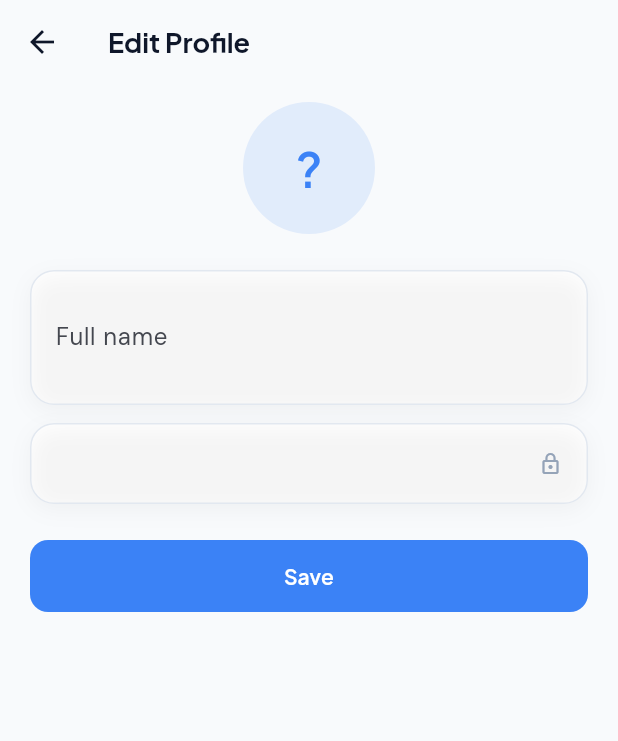
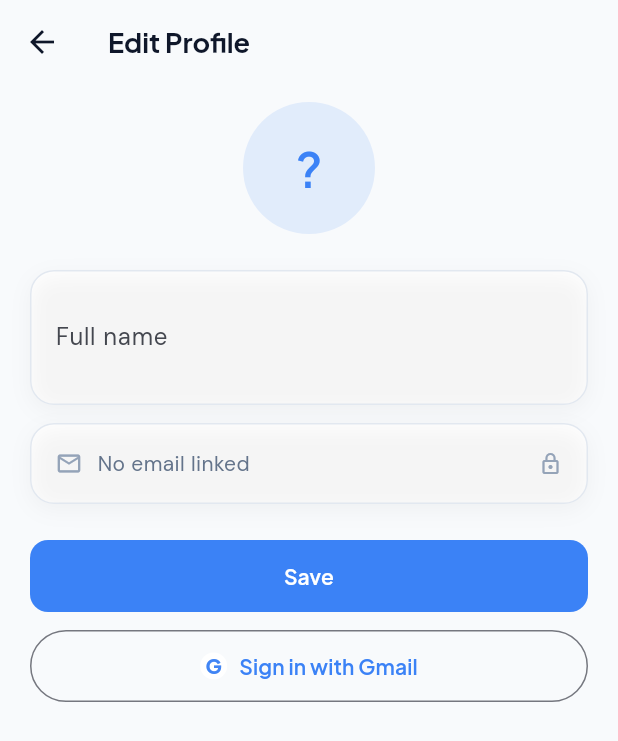
Before and after one commit to Supertime1236/eye_care_ai, a Flutter app: the EditProfileScreen screen opened directly, on a phone screen of 412 x 824 dp. Shown: the top 741 px of the screen. Run offline on Flutter 3.47's test engine with Material 3 defaults, Android fonts, the phone set to English and light mode, and no system bars; our stand-ins replace firebase_auth, firebase_core, fl_chart, flutter_local_notifications, geolocator, google_fonts and 5 more; missing offline and left inert: android_intent_plus, health; accounts and stored records are empty.

Commit message:
non-fixed: feat: Implement theme preference management and enhance UI consistency across screens

```diff
--- a/lib/providers/settings_more_provider.dart
+++ b/lib/providers/settings_more_provider.dart
@@ -1,4 +1,5 @@
 import 'package:flutter/material.dart';
+import 'package:shared_preferences/shared_preferences.dart';
 
 import '../services/auth_service.dart';
 
@@ -90,7 +91,8 @@ class SettingsMoreProvider extends ChangeNotifier {
   Future<void> deleteAllLocalData() async {
     _isDeletingLocal = true;
     notifyListeners();
-    await Future.delayed(const Duration(seconds: 1));
+    final prefs = await SharedPreferences.getInstance();
+    await prefs.clear();
     _isDeletingLocal = false;
     notifyListeners();
   }
--- a/lib/providers/theme_provider.dart
+++ b/lib/providers/theme_provider.dart
@@ -1,28 +1,57 @@
 import 'package:flutter/material.dart';
 import 'package:shared_preferences/shared_preferences.dart';
 
+enum AppThemePreference { light, dark, system }
+
 class ThemeProvider extends ChangeNotifier {
-  static const _kDarkModeKey = 'pref_dark_mode';
+  static const _kThemePrefKey = 'pref_theme_mode'; // 'light' | 'dark' | 'system'
 
   ThemeProvider() {
     _loadSavedPreferences();
   }
 
-  bool _isDarkMode = false;
+  AppThemePreference _preference = AppThemePreference.system;
+  // Độ sáng thật của MÀN HÌNH hiện tại (light/dark) — dùng khi preference = system.
+  final Brightness _platformBrightness =
+      WidgetsBinding.instance.platformDispatcher.platformBrightness;
 
-  bool get isDarkMode => _isDarkMode;
-  ThemeMode get themeMode => _isDarkMode ? ThemeMode.dark : ThemeMode.light;
+  AppThemePreference get preference => _preference;
+
+  bool get isDarkMode => switch (_preference) {
+        AppThemePreference.dark => true,
+        AppThemePreference.light => false,
+        AppThemePreference.system => _platformBrightness == Brightness.dark,
+      };
+
+  ThemeMode get themeMode => switch (_preference) {
+        AppThemePreference.dark => ThemeMode.dark,
+        AppThemePreference.light => ThemeMode.light,
+        AppThemePreference.system => ThemeMode.system,
+      };
 
   Future<void> _loadSavedPreferences() async {
     final prefs = await SharedPreferences.getInstance();
-    _isDarkMode = prefs.getBool(_kDarkModeKey) ?? _isDarkMode;
+    final saved = prefs.getString(_kThemePrefKey);
+    if (saved == null) {
+      // Chưa từng chọn -> mặc định lấy đúng theo cài đặt sáng/tối của máy.
+      _preference = AppThemePreference.system;
+    } else {
+      _preference = AppThemePreference.values.firstWhere(
+        (e) => e.name == saved,
+        orElse: () => AppThemePreference.system,
+      );
+    }
     notifyListeners();
   }
 
-  Future<void> toggleDarkMode(bool value) async {
-    _isDarkMode = value;
+  Future<void> setPreference(AppThemePreference value) async {
+    _preference = value;
     final prefs = await SharedPreferences.getInstance();
-    await prefs.setBool(_kDarkModeKey, value);
+    await prefs.setString(_kThemePrefKey, value.name);
     notifyListeners();
   }
+
+  // Giữ tương thích ngược cho chỗ nào còn gọi toggleDarkMode(bool).
+  Future<void> toggleDarkMode(bool value) =>
+      setPreference(value ? AppThemePreference.dark : AppThemePreference.light);
 }
--- a/lib/screens/change_password_screen.dart
+++ b/lib/screens/change_password_screen.dart
@@ -66,12 +66,9 @@ class _ChangePasswordScreenState extends State<ChangePasswordScreen> {
   Widget build(BuildContext context) {
     final strings = context.watch<LanguageProvider>().strings;
     return Scaffold(
-      backgroundColor: AppColors.background,
       appBar: AppBar(
         title: Text(strings.changePasswordTitle),
-        backgroundColor: AppColors.background,
         elevation: 0,
-        foregroundColor: AppColors.textPrimary,
       ),
       body: SingleChildScrollView(
         padding: const EdgeInsets.all(20),
--- a/lib/screens/document_viewer_screen.dart
+++ b/lib/screens/document_viewer_screen.dart
@@ -1,6 +1,6 @@
 import 'package:flutter/material.dart';
 
-import '../theme/app_colors.dart';
+
 import '../widgets/shared_widgets.dart';
 
 class DocumentViewerScreen extends StatelessWidget {
@@ -12,12 +12,9 @@ class DocumentViewerScreen extends StatelessWidget {
   @override
   Widget build(BuildContext context) {
     return Scaffold(
-      backgroundColor: AppColors.background,
       appBar: AppBar(
         title: Text(title),
-        backgroundColor: AppColors.background,
         elevation: 0,
-        foregroundColor: AppColors.textPrimary,
       ),
       body: SingleChildScrollView(
         padding: const EdgeInsets.all(20),
--- a/lib/screens/edit_profile_screen.dart
+++ b/lib/screens/edit_profile_screen.dart
@@ -1,8 +1,10 @@
+import 'package:firebase_auth/firebase_auth.dart';
 import 'package:flutter/material.dart';
 import 'package:provider/provider.dart';
 
 import '../providers/language_provider.dart';
 import '../providers/profile_provider.dart';
+import '../services/auth_service.dart';
 import '../theme/app_colors.dart';
 import '../widgets/shared_widgets.dart';
 
@@ -14,19 +16,24 @@ class EditProfileScreen extends StatefulWidget {
 }
 
 class _EditProfileScreenState extends State<EditProfileScreen> {
-  late final TextEditingController _nameController;
+  final _nameController = TextEditingController();
   final _formKey = GlobalKey<FormState>();
-
-  @override
-  void initState() {
-    super.initState();
-    _nameController = TextEditingController(text: context.read<ProfileProvider>().name);
-  }
+  // Đồng bộ text field với ProfileProvider MỖI LẦN build (không chỉ 1 lần ở
+  // initState) — trước đây nếu Firebase chưa kịp trả dữ liệu lúc mở màn hình
+  // này thì field mãi trống, không tự cập nhật khi dữ liệu về sau đó.
+  String? _lastSyncedName;
+  bool _linkingGoogle = false;
 
   @override
   void dispose() {
     _nameController.dispose();
     super.dispose();
+  }
+
+  void _syncNameField(String name) {
+    if (_lastSyncedName == name) return;
+    _lastSyncedName = name;
+    _nameController.text = name;
   }
 
   Future<void> _save(String successMsg, String failMsg) async {
@@ -38,10 +45,29 @@ class _EditProfileScreenState extends State<EditProfileScreen> {
     if (ok) Navigator.of(context).pop();
   }
 
+  Future<void> _linkGoogleAccount(bool vi) async {
+    setState(() => _linkingGoogle = true);
+    try {
+      await AuthService.instance.signInWithGoogle();
+      if (!mounted) return;
+      ScaffoldMessenger.of(context).showSnackBar(
+        SnackBar(content: Text(vi ? 'Đã liên kết Gmail!' : 'Gmail linked!')),
+      );
+    } on FirebaseAuthException catch (e) {
+      if (!mounted) return;
+      ScaffoldMessenger.of(context).showSnackBar(
+        SnackBar(content: Text(AuthService.errorMessage(e, vi))),
+      );
+    } finally {
+      if (mounted) setState(() => _linkingGoogle = false);
+    }
+  }
+
   @override
   Widget build(BuildContext context) {
     final profile = context.watch<ProfileProvider>();
     final strings = context.watch<LanguageProvider>().strings;
+    _syncNameField(profile.name);
 
     return Scaffold(
       appBar: AppBar(title: Text(strings.vi ? 'Chỉnh sửa hồ sơ' : 'Edit Profile')),
@@ -78,10 +104,22 @@ class _EditProfileScreenState extends State<EditProfileScreen> {
                 SectionCard(
                   child: Row(
                     children: [
+                      Icon(Icons.email_outlined, size: 18, color: AppColors.textMuted),
+                      const SizedBox(width: 10),
                       Expanded(
-                        child: Text(profile.email, style: Theme.of(context).textTheme.bodyMedium),
+                        child: Text(
+                          profile.email.isEmpty
+                              ? (strings.vi ? 'Chưa liên kết email' : 'No email linked')
+                              : profile.email,
+                          style: Theme.of(context).textTheme.bodyMedium,
+                        ),
                       ),
-                      const Icon(Icons.lock_outline, size: 16, color: AppColors.textMuted),
+                      Tooltip(
+                        message: strings.vi
+                            ? 'Email không thể sửa trực tiếp'
+                            : "Email can't be edited directly",
+                        child: const Icon(Icons.lock_outline, size: 16, color: AppColors.textMuted),
+                      ),
                     ],
                   ),
                 ),
@@ -109,6 +147,22 @@ class _EditProfileScreenState extends State<EditProfileScreen> {
                         : Text(strings.vi ? 'Lưu' : 'Save'),
                   ),
                 ),
+                const SizedBox(height: 12),
+                SizedBox(
+                  width: double.infinity,
+                  child: OutlinedButton.icon(
+                    onPressed: _linkingGoogle ? null : () => _linkGoogleAccount(strings.vi),
+                    icon: _linkingGoogle
+                        ? const SizedBox(
+                            height: 16,
+                            width: 16,
+                            child: CircularProgressIndicator(strokeWidth: 2),
+                          )
+                        : const GoogleGBadge(size: 18),
+                    label: Text(strings.vi ? 'Đăng nhập bằng Gmail' : 'Sign in with Gmail'),
+                    style: OutlinedButton.styleFrom(padding: const EdgeInsets.symmetric(vertical: 14)),
+                  ),
+                ),
               ],
             ),
           ),
--- a/lib/screens/login_screen.dart
+++ b/lib/screens/login_screen.dart
@@ -5,6 +5,7 @@ import 'package:provider/provider.dart';
 import '../providers/language_provider.dart';
 import '../services/auth_service.dart';
 import '../theme/app_colors.dart';
+import '../widgets/shared_widgets.dart';
 import 'register_screen.dart';
 
 class LoginScreen extends StatefulWidget {
@@ -170,7 +171,7 @@ class _LoginScreenState extends State<LoginScreen> {
                   const SizedBox(height: 12),
                   OutlinedButton.icon(
                     onPressed: _isLoading ? null : () => _signInWithGoogle(strings.vi),
-                    icon: const Icon(Icons.g_mobiledata, size: 28),
+                    icon: const GoogleGBadge(size: 20),
                     label: Text(strings.continueWithGoogle),
                     style: OutlinedButton.styleFrom(padding: const EdgeInsets.symmetric(vertical: 14)),
                   ),
--- a/lib/screens/settings_more_page.dart
+++ b/lib/screens/settings_more_page.dart
@@ -51,13 +51,10 @@ class _SettingsMorePageState extends State<SettingsMorePage> {
   Widget build(BuildContext context) {
     final strings = context.watch<LanguageProvider>().strings;
     return Scaffold(
-      backgroundColor: AppColors.background,
       appBar: AppBar(
         title: Text(strings.settingsMoreTitle),
-        backgroundColor: AppColors.background,
         elevation: 0,
         scrolledUnderElevation: 0,
-        foregroundColor: AppColors.textPrimary,
         centerTitle: false,
       ),
       body: SingleChildScrollView(
--- a/lib/widgets/shared_widgets.dart
+++ b/lib/widgets/shared_widgets.dart
@@ -178,7 +178,39 @@ class _AnimatedProgressBarState extends State<AnimatedProgressBar>
   }
 }
 
-class SectionCard extends StatelessWidget {
+// Icon "G" nhiều màu kiểu Google, dùng thay cho Icons.g_mobiledata (nhìn như
+// icon bàn phím số, không giống logo Google).
+class GoogleGBadge extends StatelessWidget {
+  const GoogleGBadge({super.key, this.size = 20});
+
+  final double size;
+
+  @override
+  Widget build(BuildContext context) {
+    return SizedBox(
+      width: size,
+      height: size,
+      child: Stack(
+        alignment: Alignment.center,
+        children: [
+          Container(
+            decoration: const BoxDecoration(shape: BoxShape.circle, color: Colors.white),
+          ),
+          Text(
+            'G',
+            style: TextStyle(
+              fontSize: size * 0.75,
+              fontWeight: FontWeight.w800,
+              color: const Color(0xFF4285F4),
+              height: 1,
+            ),
+          ),
+        ],
+      ),
+    );
+  }
+}
+  class SectionCard extends StatelessWidget {
   const SectionCard({
     super.key,
     required this.child,
@@ -195,6 +227,7 @@ class SectionCard extends StatelessWidget {
   @override
   Widget build(BuildContext context) {
     final isDark = Theme.of(context).brightness == Brightness.dark;
+
     return Material(
       color: color ?? (isDark ? AppColors.darkSurface : AppColors.surface),
       borderRadius: BorderRadius.circular(16),
@@ -204,7 +237,8 @@ class SectionCard extends StatelessWidget {
           color: Colors.transparent,
           borderRadius: BorderRadius.circular(16),
           border: Border.all(
-            color: borderColor ?? (isDark ? AppColors.darkBorder : AppColors.border),
+            color: borderColor ??
+                (isDark ? AppColors.darkBorder : AppColors.border),
           ),
           boxShadow: isDark
               ? null
```
Also changed, not shown: lib/models/app_strings.dart (+13 -0 lines), lib/providers/habit_provider.dart (+17 -2 lines), lib/screens/settings_screen.dart (+35 -45 lines), lib/screens/statistics_screen.dart (+18 -29 lines), 1 other file.
